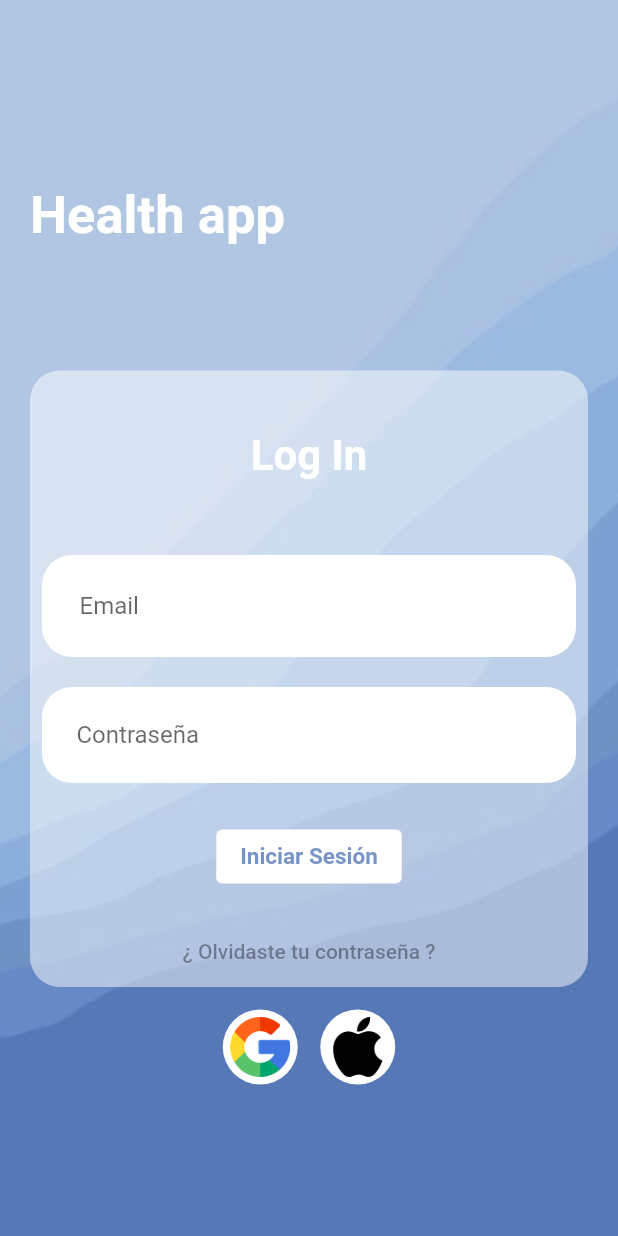
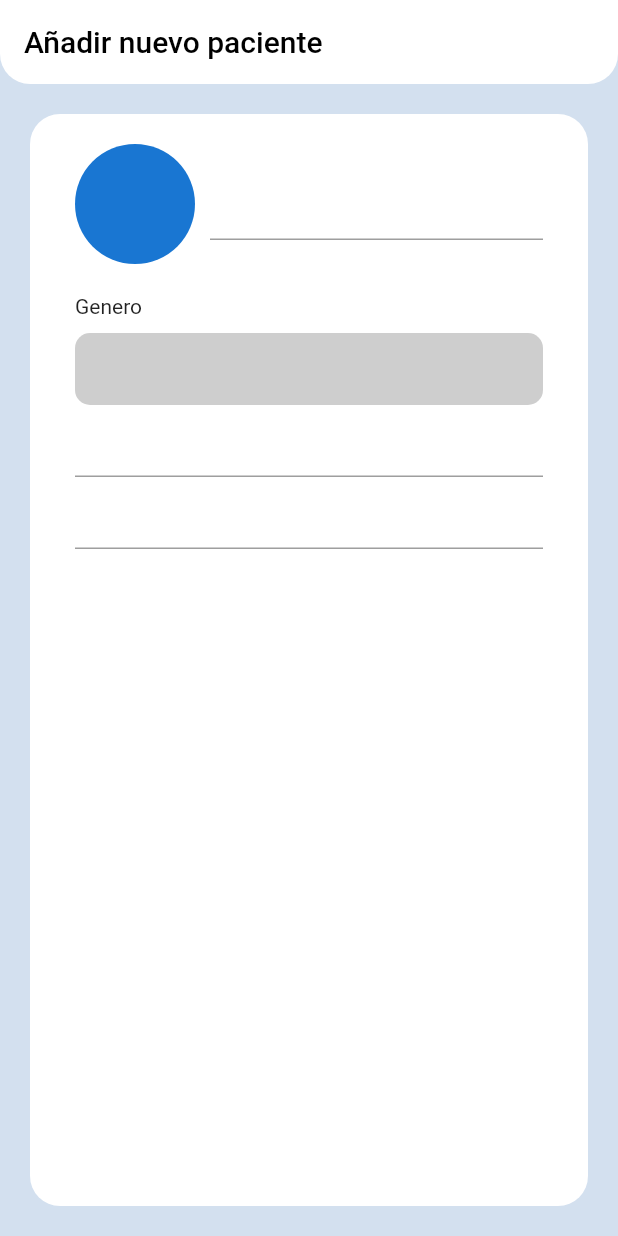
Before and after one commit to jeanmarko2703/HealthApp, a Flutter app: the screen it shows after launch, on a phone screen of 412 x 824 dp. Run offline on Flutter 3.47's test engine with Material 2 defaults, Android fonts, the light colour scheme and no system bars; our stand-ins replace firebase_auth, firebase_core, flutter_svg; accounts and stored records are empty.

Commit message:
add patient schema

```diff
--- a/lib/routes/routes.dart
+++ b/lib/routes/routes.dart
@@ -5,11 +5,13 @@ import 'package:health_app/screens/sigin_screen.dart';
 import '../models/models.dart';
 
 class AppRoute {
-  static const initialRoute = "saveAccount";
+  static const initialRoute = "addPatientScreen";
   static final menuOption = <MenuOption>[
     MenuOption(route: "homeScreen", name: "home", screen: const HomeScreen()),
     MenuOption(
-        route: "patientScreen", name: "patient", screen: const PatientListScreen()),
+        route: "patientScreen",
+        name: "patient",
+        screen: const PatientListScreen()),
     MenuOption(
         route: "notificationScreen",
         name: "notification",
@@ -34,18 +36,24 @@ class AppRoute {
     });
     appRoutes
         .addAll({"homeScreen": (BuildContext context) => const HomeScreen()});
-    appRoutes.addAll(
-        {"patientListScreen": (BuildContext context) => const PatientListScreen()});
+    appRoutes.addAll({
+      "patientListScreen": (BuildContext context) => const PatientListScreen()
+    });
     appRoutes.addAll({
       "notificationScreen": (BuildContext context) => const NotificationScreen()
     });
     appRoutes.addAll(
         {"settingsScreen": (BuildContext context) => const SettingsScreen()});
+    appRoutes.addAll({
+      "addPatientScreen": (BuildContext context) => const AddPatientScreen()
+    });
 
-        appRoutes.addAll(
-        {"patientInformationScreen": (BuildContext context) => const PatientInformationScreen()});
-         appRoutes.addAll(
-        {"saveAccount": (BuildContext context) => const SaveAccount()});
+    appRoutes.addAll({
+      "patientInformationScreen": (BuildContext context) =>
+          const PatientInformationScreen()
+    });
+    appRoutes
+        .addAll({"saveAccount": (BuildContext context) => const SaveAccount()});
 
     return appRoutes;
   }
--- /dev/null
+++ b/lib/screens/add_patient_screen.dart
@@ -0,0 +1,71 @@
+import 'package:flutter/material.dart';
+import 'package:health_app/theme/app_theme.dart';
+import 'package:health_app/widgets/widgets.dart';
+
+class AddPatientScreen extends StatelessWidget {
+  const AddPatientScreen({Key? key}) : super(key: key);
+
+  @override
+  Widget build(BuildContext context) {
+    final size = MediaQuery.of(context).size;
+    return Scaffold(
+        appBar: AppBar(
+          title: const Text(
+            'Añadir nuevo paciente',
+            style: AppTheme.titleStyleLight,
+          ),
+        ),
+        body: PageContainer(
+            child: Padding(
+          padding: const EdgeInsets.symmetric(horizontal: 10.0),
+          child: Column(
+            mainAxisSize: MainAxisSize.min,
+            children: [
+              Row(
+                mainAxisSize: MainAxisSize.min,
+                children: [
+                  const CircleAvatar(
+                    radius: 40,
+                  ),
+                  const SizedBox(
+                    width: 10,
+                  ),
+                  Expanded(
+                    child: Column(
+                      mainAxisSize: MainAxisSize.min,
+                      children: [
+                        TextFormField(),
+                      ],
+                    ),
+                  ),
+                ],
+              ),
+              Container(
+                margin: const EdgeInsets.only(top: 20),
+                child: Column(
+                  crossAxisAlignment: CrossAxisAlignment.start,
+                  mainAxisSize: MainAxisSize.min,
+                  children: [
+                    const Text('Genero'),
+                    Container(
+                        margin: const EdgeInsets.only(top: 10),
+                        padding: const EdgeInsets.symmetric(horizontal: 10),
+                        decoration: BoxDecoration(
+                            color: Colors.grey.withOpacity(0.5),
+                            borderRadius: BorderRadius.circular(10)),
+                        child: TextFormField(
+                          cursorColor: Colors.grey,
+                          decoration: const InputDecoration(
+                            border: InputBorder.none,
+                          ),
+                        )),
+                  ],
+                ),
+              ),
+              TextFormField(),
+              TextFormField(),
+            ],
+          ),
+        )));
+  }
+}
--- a/lib/screens/notification_screen.dart
+++ b/lib/screens/notification_screen.dart
@@ -1,4 +1,5 @@
 import 'package:flutter/material.dart';
+import 'package:health_app/theme/app_theme.dart';
 
 class NotificationScreen extends StatelessWidget {
   const NotificationScreen({Key? key}) : super(key: key);
@@ -9,7 +10,7 @@ class NotificationScreen extends StatelessWidget {
       appBar: AppBar(
         title: const Text(
           'Notificaciones',
-          style: TextStyle(color: Colors.black),
+          style: AppTheme.titleStyleLight,
         ),
       ),
       body: Center(
--- a/lib/screens/patient_information_screen.dart
+++ b/lib/screens/patient_information_screen.dart
@@ -1,6 +1,8 @@
 import 'package:flutter/material.dart';
+import 'package:health_app/theme/app_theme.dart';
 
 import '../models/patient_model.dart';
+import '../widgets/widgets.dart';
 
 class PatientInformationScreen extends StatelessWidget {
   const PatientInformationScreen({Key? key}) : super(key: key);
@@ -15,14 +17,11 @@ class PatientInformationScreen extends StatelessWidget {
           iconTheme: const IconThemeData(color: Colors.black),
           title: const Text(
             'Información de paciente',
-            style: TextStyle(color: Colors.black),
+            style: AppTheme.titleStyleLight,
           ),
         ),
         body: SafeArea(
-          child: Container(
-            margin: const EdgeInsets.all(20),
-            decoration: BoxDecoration(
-                color: Colors.white, borderRadius: BorderRadius.circular(20)),
+          child: PageContainer(
             child: Column(
               crossAxisAlignment: CrossAxisAlignment.start,
               children: [
--- a/lib/screens/patient_list_screen.dart
+++ b/lib/screens/patient_list_screen.dart
@@ -17,13 +17,12 @@ class PatientListScreen extends StatelessWidget {
         // backgroundColor: Colors.transparent,
         title: const Text(
           'Lista de pacientes',
-          style: TextStyle(color: Colors.black),
+          style: AppTheme.titleStyleLight,
         ),
 
         actions: [
           GestureDetector(
-            onTap: () =>
-                Navigator.pushNamed(context, 'patientInformationScreen'),
+            onTap: () => Navigator.pushNamed(context, 'addPatientScreen'),
             child: Container(
               margin: const EdgeInsets.only(right: 30, bottom: 10, top: 10),
               height: 40,
@@ -57,7 +56,10 @@ class PatientListScreen extends StatelessWidget {
                   itemCount: patients.length,
                   itemBuilder: (BuildContext context, int index) {
                     return PatientCard(
-                        size: size, patients: patients, index: index, );
+                      size: size,
+                      patients: patients,
+                      index: index,
+                    );
                   }),
             ),
           ],
--- a/lib/screens/screens.dart
+++ b/lib/screens/screens.dart
@@ -1,3 +1,5 @@
+export 'package:health_app/screens/add_patient_screen.dart';
+
 export 'package:health_app/screens/patient_list_screen.dart';
 export 'package:health_app/screens/patient_information_screen.dart';
 
--- a/lib/screens/settings_screen.dart
+++ b/lib/screens/settings_screen.dart
@@ -1,4 +1,5 @@
 import 'package:flutter/material.dart';
+import 'package:health_app/theme/app_theme.dart';
 
 import '../providers/auth.dart';
 
@@ -11,7 +12,7 @@ class SettingsScreen extends StatelessWidget {
       appBar: AppBar(
         title: const Text(
           'Ajustes',
-          style: TextStyle(color: Colors.black),
+          style: AppTheme.titleStyleLight,
         ),
       ),
       body: Padding(
--- a/lib/theme/app_theme.dart
+++ b/lib/theme/app_theme.dart
@@ -3,6 +3,7 @@ import 'package:flutter/material.dart';
 class AppTheme {
   static const Color primary = Color.fromRGBO(211, 224, 239, 1);
   static const Color buttonLabelColor = Color.fromRGBO(86, 120, 183, 1);
+  static const TextStyle titleStyleLight = TextStyle(color: Colors.black);
 
   // static const secondColor = Color.fromRGBO(173, 173, 175, 1);
   // static const backgroundColor = Color.fromRGBO(246, 246, 249, 1);
@@ -11,6 +12,8 @@ class AppTheme {
       scaffoldBackgroundColor: primary,
       appBarTheme: const AppBarTheme(
         color: Colors.white,
+        iconTheme: IconThemeData(color: Colors.black),
+        toolbarTextStyle: TextStyle(color: Colors.black),
         elevation: 0,
         shape: RoundedRectangleBorder(
           borderRadius: BorderRadius.vertical(
--- /dev/null
+++ b/lib/widgets/page_container.dart
@@ -0,0 +1,24 @@
+import 'package:flutter/material.dart';
+
+class PageContainer extends StatelessWidget {
+  const PageContainer({
+    super.key,
+    required this.child,
+  });
+  final Widget child;
+
+  @override
+  Widget build(BuildContext context) {
+    final size = MediaQuery.of(context).size;
+    return SafeArea(
+      child: Container(
+          width: size.width,
+          height: size.height,
+          margin: const EdgeInsets.all(20),
+          padding: const EdgeInsets.all(20),
+          decoration: BoxDecoration(
+              color: Colors.white, borderRadius: BorderRadius.circular(20)),
+          child: child),
+    );
+  }
+}
--- a/lib/widgets/widgets.dart
+++ b/lib/widgets/widgets.dart
@@ -1,2 +1,3 @@
+export 'package:health_app/widgets/page_container.dart';
 export 'package:health_app/widgets/custom_navigatorbar.dart';
 export 'package:health_app/widgets/patient_card.dart';
```
